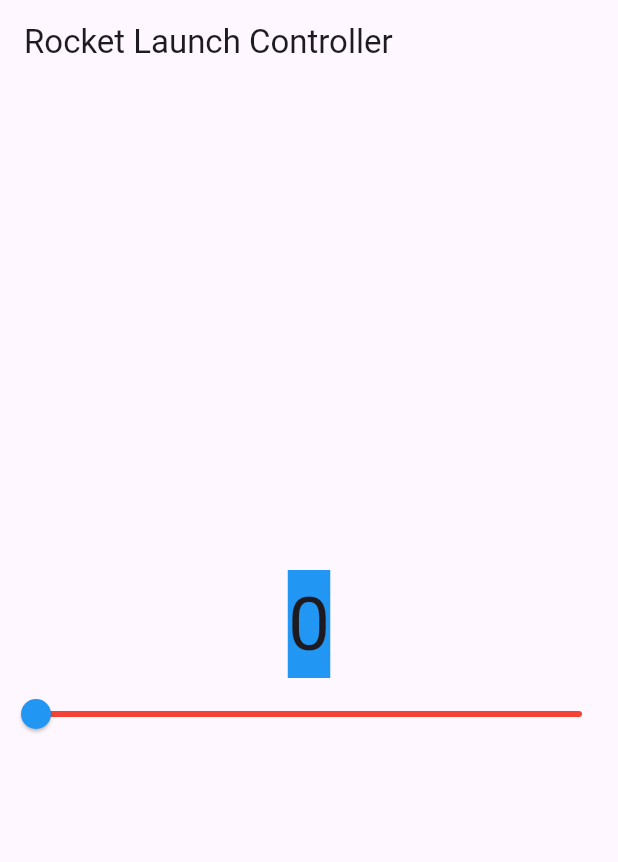
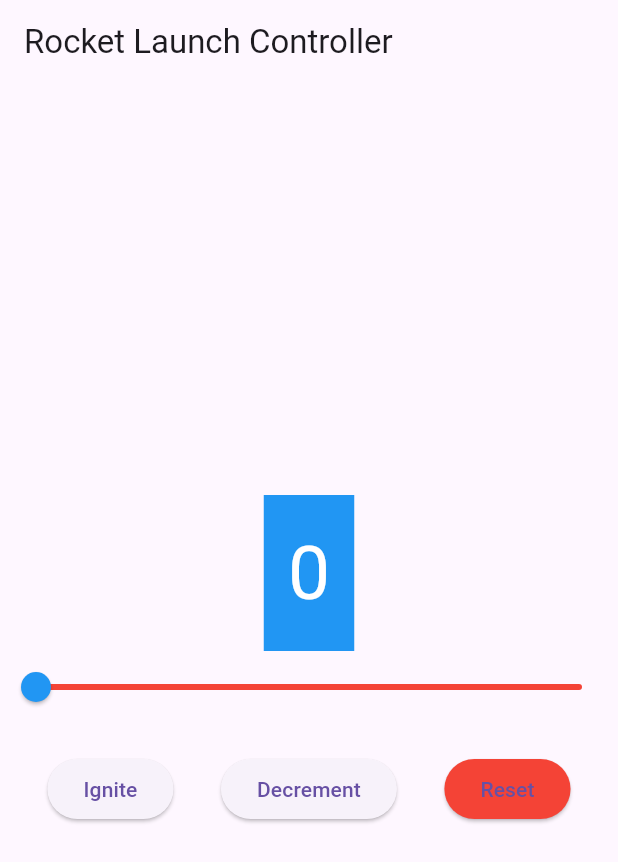
Before and after one commit to OfficialEseosa/rocket_launch, a Flutter app: the screen it shows after launch, on a phone screen of 412 x 824 dp. Shown: the top 862 px of the screen. Run offline on Flutter 3.47's test engine with Material 3 defaults, Android fonts, the phone set to English and light mode, and no system bars.

Commit message:
Initial commit

```diff
--- a/lib/main.dart
+++ b/lib/main.dart
@@ -23,8 +23,27 @@ class CounterWidget extends StatefulWidget {
 }
 
 class _CounterWidgetState extends State<CounterWidget> {
-  // set counter value
   int _counter = 0;
+
+  void _incrementCounter() {
+    setState(() {
+      _counter++;
+    });
+  }
+
+  void _decrementCounter() {
+    setState(() {
+      if (_counter > 0) {
+        _counter--;
+      }
+    });
+  }
+
+  void _resetCounter() {
+    setState(() {
+      _counter = 0;
+    });
+  }
 
   @override
   Widget build(BuildContext context) {
@@ -38,9 +57,10 @@ class _CounterWidgetState extends State<CounterWidget> {
           Center(
             child: Container(
               color: Colors.blue,
+              padding: const EdgeInsets.all(16),
               child: Text(
                 '$_counter',
-                style: const TextStyle(fontSize: 50.0),
+                style: const TextStyle(fontSize: 50.0, color: Colors.white),
               ),
             ),
           ),
@@ -56,6 +76,28 @@ class _CounterWidgetState extends State<CounterWidget> {
             activeColor: Colors.blue,
             inactiveColor: Colors.red,
           ),
+          const SizedBox(height: 20),
+          // Buttons Row
+          Row(
+            mainAxisAlignment: MainAxisAlignment.spaceEvenly,
+            children: [
+              ElevatedButton(
+                onPressed: _incrementCounter,
+                child: const Text('Ignite'),
+              ),
+              ElevatedButton(
+                onPressed: _decrementCounter,
+                child: const Text('Decrement'),
+              ),
+              ElevatedButton(
+                onPressed: _resetCounter,
+                style: ElevatedButton.styleFrom(
+                  backgroundColor: Colors.red,
+                ),
+                child: const Text('Reset'),
+              ),
+            ],
+          ),
         ],
       ),
     );
```
